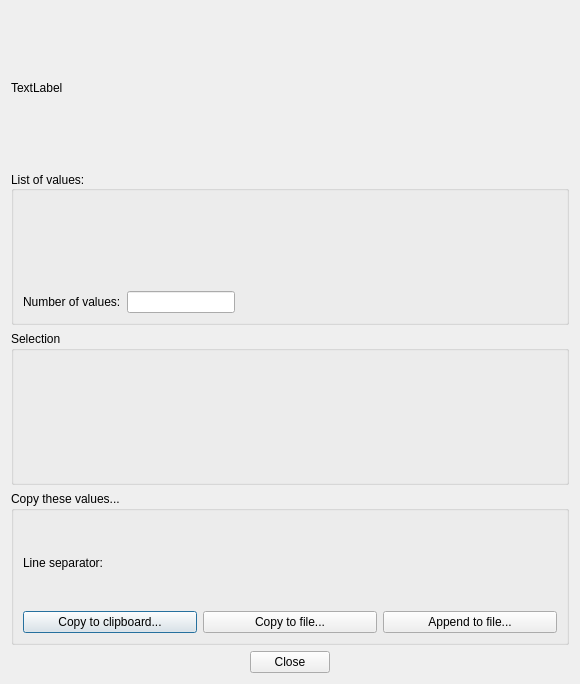
This is libpvguiqt/src/PVListDisplayDlg.ui in squey/squey as Qt 5 draws it before an edit. The edited form follows.
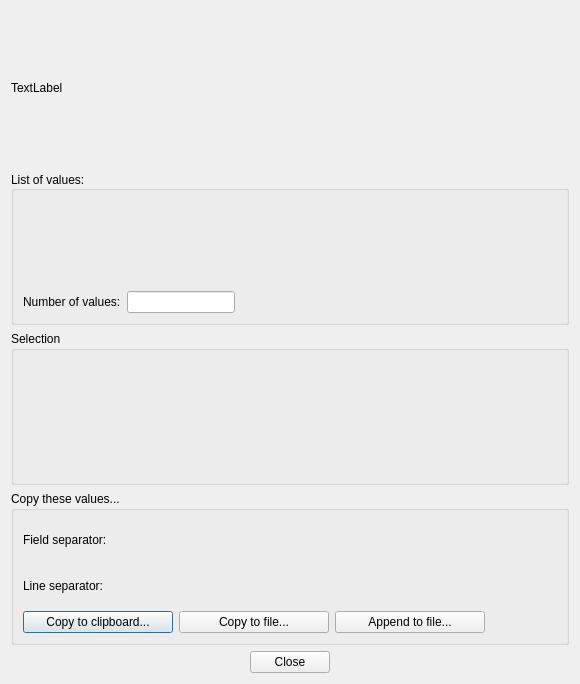
This is the edited form. Custom widgets are drawn as their Qt base class.

Diff of the .ui file:
```diff
--- a/libpvguiqt/src/PVListDisplayDlg.ui
+++ b/libpvguiqt/src/PVListDisplayDlg.ui
@@ -131,21 +131,80 @@
       <item>
        <layout class="QHBoxLayout" name="horizontalLayout_2">
         <item>
-         <widget class="QLabel" name="label">
-          <property name="text">
-           <string>Line separator:</string>
-          </property>
-         </widget>
+         <layout class="QGridLayout" name="gridLayout_3">
+          <item row="1" column="1">
+           <widget class="PVWidgets::QKeySequenceWidget" name="_line_separator_button" native="true">
+            <property name="sizePolicy">
+             <sizepolicy hsizetype="Minimum" vsizetype="Preferred">
+              <horstretch>0</horstretch>
+              <verstretch>0</verstretch>
+             </sizepolicy>
+            </property>
+            <property name="minimumSize">
+             <size>
+              <width>100</width>
+              <height>0</height>
+             </size>
+            </property>
+            <zorder>gridLayoutWidget</zorder>
+           </widget>
+          </item>
+          <item row="1" column="0">
+           <widget class="QLabel" name="label">
+            <property name="sizePolicy">
+             <sizepolicy hsizetype="Minimum" vsizetype="Preferred">
+              <horstretch>0</horstretch>
+              <verstretch>0</verstretch>
+             </sizepolicy>
+            </property>
+            <property name="text">
+             <string>Line separator:</string>
+            </property>
+           </widget>
+          </item>
+          <item row="0" column="0">
+           <widget class="QLabel" name="label_3">
+            <property name="sizePolicy">
+             <sizepolicy hsizetype="Minimum" vsizetype="Preferred">
+              <horstretch>0</horstretch>
+              <verstretch>0</verstretch>
+             </sizepolicy>
+            </property>
+            <property name="text">
+             <string>Field separator:</string>
+            </property>
+           </widget>
+          </item>
+          <item row="0" column="1">
+           <widget class="PVWidgets::QKeySequenceWidget" name="_field_separator_button" native="true">
+            <property name="sizePolicy">
+             <sizepolicy hsizetype="Minimum" vsizetype="Preferred">
+              <horstretch>0</horstretch>
+              <verstretch>0</verstretch>
+             </sizepolicy>
+            </property>
+            <property name="minimumSize">
+             <size>
+              <width>100</width>
+              <height>0</height>
+             </size>
+            </property>
+           </widget>
+          </item>
+         </layout>
         </item>
         <item>
-         <widget class="PVWidgets::QKeySequenceWidget" name="_line_separator_button" native="true">
-          <property name="sizePolicy">
-           <sizepolicy hsizetype="Minimum" vsizetype="Preferred">
-            <horstretch>0</horstretch>
-            <verstretch>0</verstretch>
-           </sizepolicy>
+         <spacer name="horizontalSpacer_3">
+          <property name="orientation">
+           <enum>Qt::Horizontal</enum>
           </property>
-         </widget>
+          <property name="sizeHint" stdset="0">
+           <size>
+            <width>40</width>
+            <height>20</height>
+           </size>
+          </property>
+         </spacer>
         </item>
        </layout>
       </item>
@@ -154,11 +213,23 @@
         <item>
          <widget class="QPushButton" name="_btn_copy_clipboard">
           <property name="sizePolicy">
-           <sizepolicy hsizetype="Minimum" vsizetype="Fixed">
+           <sizepolicy hsizetype="Fixed" vsizetype="Fixed">
             <horstretch>0</horstretch>
             <verstretch>0</verstretch>
            </sizepolicy>
           </property>
+          <property name="minimumSize">
+           <size>
+            <width>150</width>
+            <height>0</height>
+           </size>
+          </property>
+          <property name="maximumSize">
+           <size>
+            <width>16777215</width>
+            <height>16777215</height>
+           </size>
+          </property>
           <property name="text">
            <string>Copy to clipboard...</string>
           </property>
@@ -167,11 +238,17 @@
         <item>
          <widget class="QPushButton" name="_btn_copy_file">
           <property name="sizePolicy">
-           <sizepolicy hsizetype="Minimum" vsizetype="Fixed">
+           <sizepolicy hsizetype="Fixed" vsizetype="Fixed">
             <horstretch>0</horstretch>
             <verstretch>0</verstretch>
            </sizepolicy>
           </property>
+          <property name="minimumSize">
+           <size>
+            <width>150</width>
+            <height>0</height>
+           </size>
+          </property>
           <property name="text">
            <string>Copy to file...</string>
           </property>
@@ -179,11 +256,36 @@
         </item>
         <item>
          <widget class="QPushButton" name="_btn_append_file">
+          <property name="sizePolicy">
+           <sizepolicy hsizetype="Fixed" vsizetype="Fixed">
+            <horstretch>0</horstretch>
+            <verstretch>0</verstretch>
+           </sizepolicy>
+          </property>
+          <property name="minimumSize">
+           <size>
+            <width>150</width>
+            <height>0</height>
+           </size>
+          </property>
           <property name="text">
            <string>Append to file...</string>
           </property>
          </widget>
         </item>
+        <item>
+         <spacer name="horizontalSpacer_2">
+          <property name="orientation">
+           <enum>Qt::Horizontal</enum>
+          </property>
+          <property name="sizeHint" stdset="0">
+           <size>
+            <width>40</width>
+            <height>20</height>
+           </size>
+          </property>
+         </spacer>
+        </item>
        </layout>
       </item>
      </layout>
```
